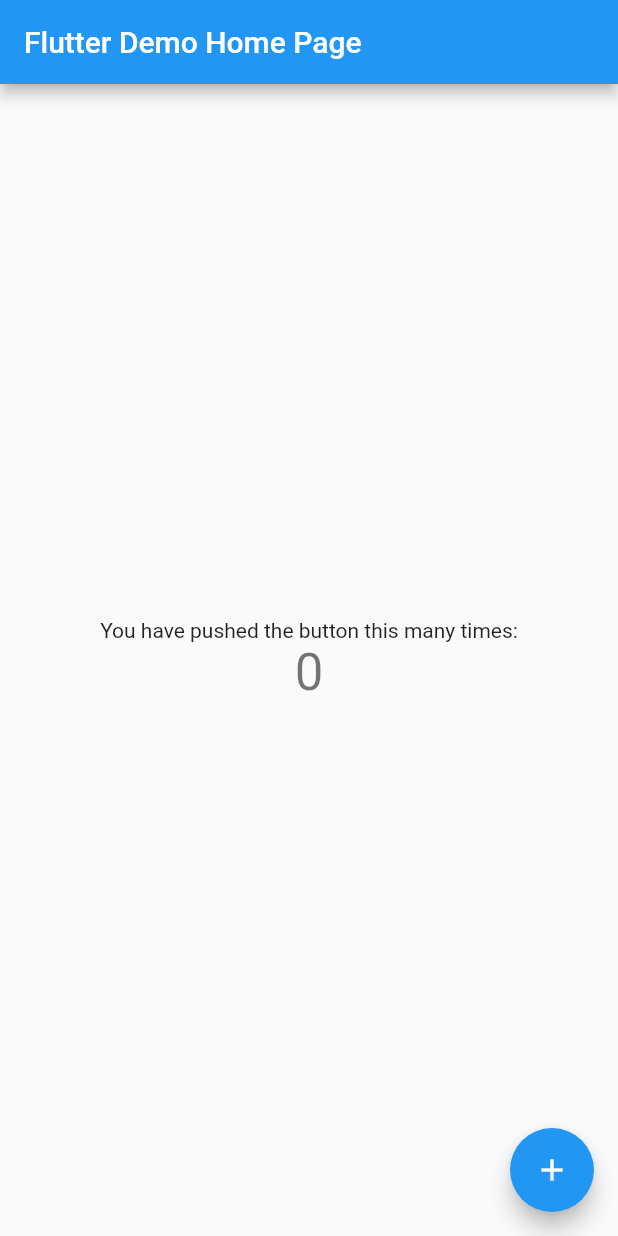
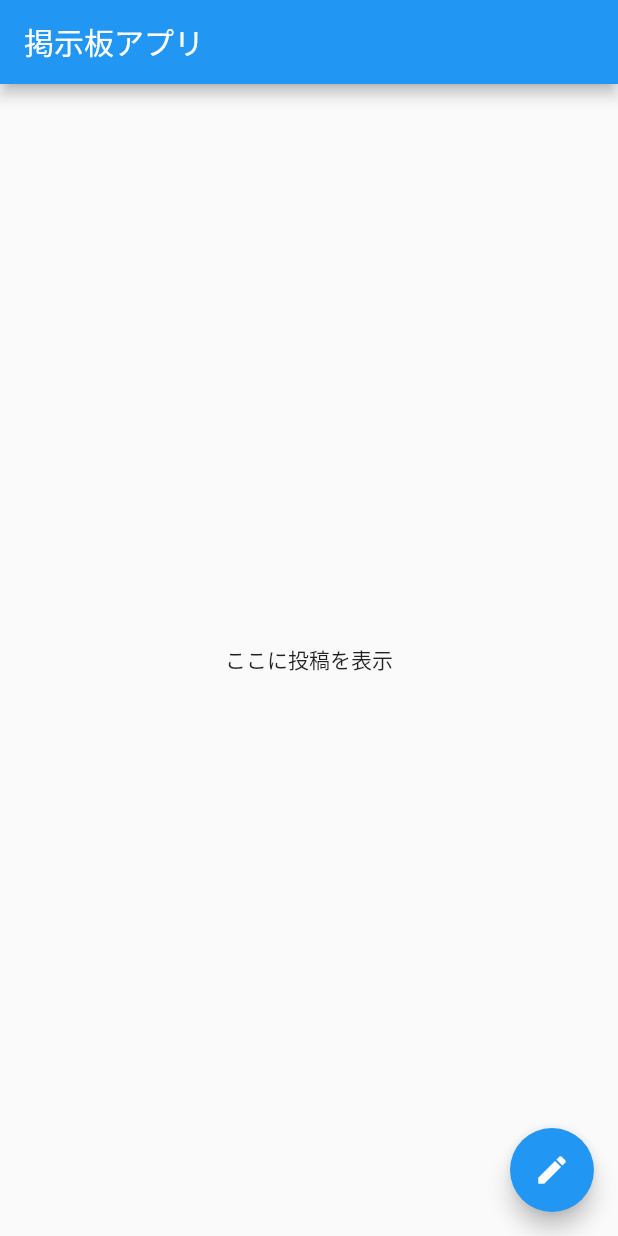
Before and after one commit to sa8a/notice_board_app, a Flutter app: the screen it shows after launch, on a phone screen of 412 x 824 dp. Run offline on Flutter 3.47's test engine with Material 2 defaults, Android fonts, the phone set to English and light mode, and no system bars.

Commit message:
add: ホーム画面を追加

```diff
--- a/lib/main.dart
+++ b/lib/main.dart
@@ -1,4 +1,5 @@
 import 'package:flutter/material.dart';
+import 'package:notice_board_app/screens/home_page.dart';
 
 void main() {
   runApp(const MyApp());
@@ -7,109 +8,13 @@ void main() {
 class MyApp extends StatelessWidget {
   const MyApp({super.key});
 
-  // This widget is the root of your application.
   @override
   Widget build(BuildContext context) {
     return MaterialApp(
-      title: 'Flutter Demo',
-      theme: ThemeData(
-        // This is the theme of your application.
-        //
-        // Try running your application with "flutter run". You'll see the
-        // application has a blue toolbar. Then, without quitting the app, try
-        // changing the primarySwatch below to Colors.green and then invoke
-        // "hot reload" (press "r" in the console where you ran "flutter run",
-        // or simply save your changes to "hot reload" in a Flutter IDE).
-        // Notice that the counter didn't reset back to zero; the application
-        // is not restarted.
-        primarySwatch: Colors.blue,
-      ),
-      home: const MyHomePage(title: 'Flutter Demo Home Page'),
+      debugShowCheckedModeBanner: false,
+      title: '掲示板アプリ',
+      theme: ThemeData(primaryColor: Colors.blue),
+      home: const HomePage(),
     );
   }
 }
-
-class MyHomePage extends StatefulWidget {
-  const MyHomePage({super.key, required this.title});
-
-  // This widget is the home page of your application. It is stateful, meaning
-  // that it has a State object (defined below) that contains fields that affect
-  // how it looks.
-
-  // This class is the configuration for the state. It holds the values (in this
-  // case the title) provided by the parent (in this case the App widget) and
-  // used by the build method of the State. Fields in a Widget subclass are
-  // always marked "final".
-
-  final String title;
-
-  @override
-  State<MyHomePage> createState() => _MyHomePageState();
-}
-
-class _MyHomePageState extends State<MyHomePage> {
-  int _counter = 0;
-
-  void _incrementCounter() {
-    setState(() {
-      // This call to setState tells the Flutter framework that something has
-      // changed in this State, which causes it to rerun the build method below
-      // so that the display can reflect the updated values. If we changed
-      // _counter without calling setState(), then the build method would not be
-      // called again, and so nothing would appear to happen.
-      _counter++;
-    });
-  }
-
-  @override
-  Widget build(BuildContext context) {
-    // This method is rerun every time setState is called, for instance as done
-    // by the _incrementCounter method above.
-    //
-    // The Flutter framework has been optimized to make rerunning build methods
-    // fast, so that you can just rebuild anything that needs updating rather
-    // than having to individually change instances of widgets.
-    return Scaffold(
-      appBar: AppBar(
-        // Here we take the value from the MyHomePage object that was created by
-        // the App.build method, and use it to set our appbar title.
-        title: Text(widget.title),
-      ),
-      body: Center(
-        // Center is a layout widget. It takes a single child and positions it
-        // in the middle of the parent.
-        child: Column(
-          // Column is also a layout widget. It takes a list of children and
-          // arranges them vertically. By default, it sizes itself to fit its
-          // children horizontally, and tries to be as tall as its parent.
-          //
-          // Invoke "debug painting" (press "p" in the console, choose the
-          // "Toggle Debug Paint" action from the Flutter Inspector in Android
-          // Studio, or the "Toggle Debug Paint" command in Visual Studio Code)
-          // to see the wireframe for each widget.
-          //
-          // Column has various properties to control how it sizes itself and
-          // how it positions its children. Here we use mainAxisAlignment to
-          // center the children vertically; the main axis here is the vertical
-          // axis because Columns are vertical (the cross axis would be
-          // horizontal).
-          mainAxisAlignment: MainAxisAlignment.center,
-          children: <Widget>[
-            const Text(
-              'You have pushed the button this many times:',
-            ),
-            Text(
-              '$_counter',
-              style: Theme.of(context).textTheme.headline4,
-            ),
-          ],
-        ),
-      ),
-      floatingActionButton: FloatingActionButton(
-        onPressed: _incrementCounter,
-        tooltip: 'Increment',
-        child: const Icon(Icons.add),
-      ), // This trailing comma makes auto-formatting nicer for build methods.
-    );
-  }
-}
--- /dev/null
+++ b/lib/screens/home_page.dart
@@ -0,0 +1,21 @@
+import 'package:flutter/material.dart';
+
+class HomePage extends StatelessWidget {
+  const HomePage({super.key});
+
+  @override
+  Widget build(BuildContext context) {
+    return Scaffold(
+      appBar: AppBar(
+        title: const Text("掲示板アプリ"),
+      ),
+      body: const Center(
+        child: Text("ここに投稿を表示"),
+      ),
+      floatingActionButton: FloatingActionButton(
+        child: const Icon(Icons.edit),
+        onPressed: () {},
+      ),
+    );
+  }
+}
```
